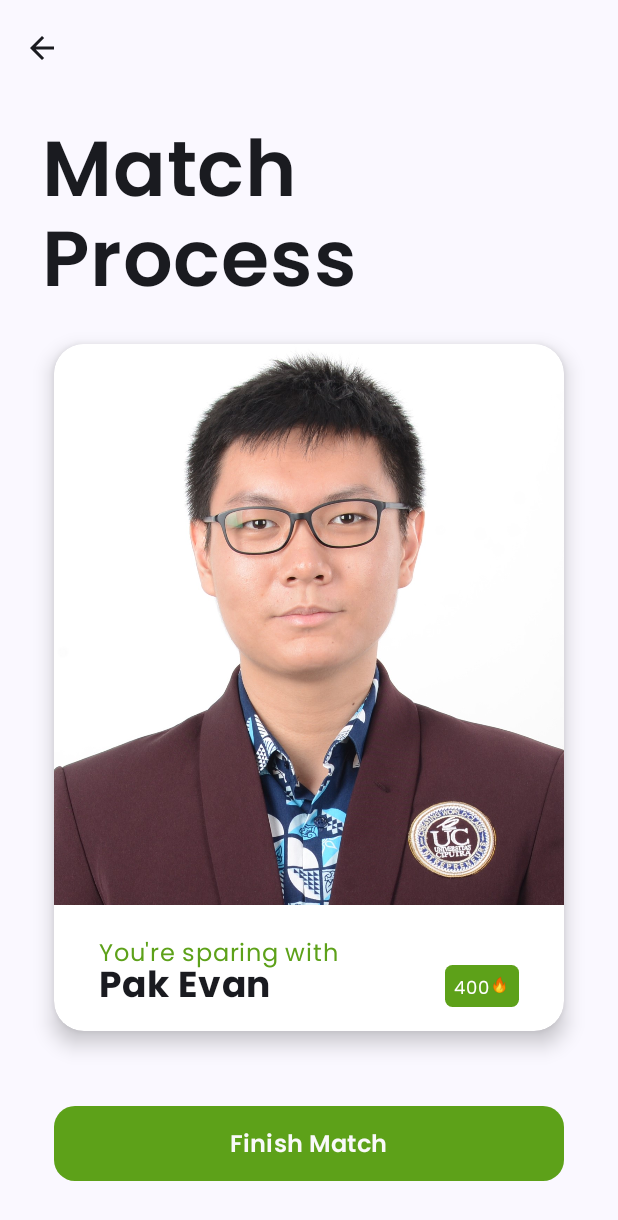
After one commit to hayyaoe/badminton-app, an Android app built with Jetpack Compose: the composable MatchProcessView shown on its own in the app's theme, on a phone screen of 412 x 824 dp. The commit adds this screen. Shown: the top 1220 px of the screen. Run offline under Robolectric (Android 15) with nearby library versions, the phone set to English and light mode, and no system bars.

Commit message:
match view

```diff
--- a/app/src/main/java/com/hayyaoe/badmintonapp/ui/views/auth/CustomButton.kt
+++ b/app/src/main/java/com/hayyaoe/badmintonapp/ui/views/auth/CustomButton.kt
@@ -37,7 +37,7 @@ fun CustomButton(
     Button(
         onClick = onClick,
         colors = ButtonDefaults.buttonColors(Color(0xFF5DA119), Color(0xFFF9F9F9)),
-        modifier = modifier.height(50.dp).fillMaxWidth().padding(horizontal = 50.dp),
+        modifier = modifier.height(50.dp).fillMaxWidth().padding(horizontal = 24.dp),
         shape = RoundedCornerShape(14.dp),
     ) {
         Text(
--- a/app/src/main/java/com/hayyaoe/badmintonapp/ui/views/auth/LoginView.kt
+++ b/app/src/main/java/com/hayyaoe/badmintonapp/ui/views/auth/LoginView.kt
@@ -93,7 +93,7 @@ fun LoginView(){
                         onValueChange = { password = it },
                         label = "Password"
                     )
-                    CustomButton(onClick = { }, content = "LOGIN", Modifier.padding(top = 250.dp))
+                    CustomButton(onClick = { }, content = "LOGIN", Modifier.padding(top = 250.dp,start = 26.dp, end =26.dp))
 
             }
         }
--- a/app/src/main/java/com/hayyaoe/badmintonapp/ui/views/auth/RegisterView.kt
+++ b/app/src/main/java/com/hayyaoe/badmintonapp/ui/views/auth/RegisterView.kt
@@ -133,7 +133,7 @@ fun RegisterView(){
                     options = skillLevels,
                     label = "Skill Level"
                 )
-                CustomButton({}, "REGISTER", Modifier.padding(vertical =20.dp))
+                CustomButton({}, "REGISTER", Modifier.padding(vertical =20.dp, horizontal = 26.dp))
             }
         }
     }
--- a/app/src/main/java/com/hayyaoe/badmintonapp/ui/views/auth/UserDetailsView.kt
+++ b/app/src/main/java/com/hayyaoe/badmintonapp/ui/views/auth/UserDetailsView.kt
@@ -126,7 +126,7 @@ fun UserDetailsView (){
                     KeyboardType.Password
                 )
 
-                CustomButton({}, "REGISTER", Modifier.padding(vertical =60.dp))
+                CustomButton({}, "REGISTER", Modifier.padding(vertical =60.dp, horizontal = 26.dp))
             }
         }
     }
--- /dev/null
+++ b/app/src/main/java/com/hayyaoe/badmintonapp/ui/views/match/MatchProcessView.kt
@@ -0,0 +1,97 @@
+package com.hayyaoe.badmintonapp.ui.views.match
+
+import android.content.res.Configuration
+import androidx.compose.foundation.layout.Box
+import androidx.compose.foundation.layout.Column
+import androidx.compose.foundation.layout.fillMaxHeight
+import androidx.compose.foundation.layout.fillMaxWidth
+import androidx.compose.foundation.layout.padding
+import androidx.compose.foundation.lazy.LazyColumn
+import androidx.compose.material3.ExperimentalMaterial3Api
+import androidx.compose.material3.Scaffold
+import androidx.compose.material3.Text
+import androidx.compose.runtime.Composable
+import androidx.compose.runtime.getValue
+import androidx.compose.runtime.mutableStateOf
+import androidx.compose.runtime.remember
+import androidx.compose.runtime.saveable.rememberSaveable
+import androidx.compose.ui.Modifier
+import androidx.compose.ui.platform.LocalContext
+import androidx.compose.ui.text.font.FontWeight
+import androidx.compose.ui.tooling.preview.Preview
+import androidx.compose.ui.unit.dp
+import androidx.compose.ui.unit.sp
+import androidx.navigation.NavController
+import com.hayyaoe.badmintonapp.navController
+import com.hayyaoe.badmintonapp.ui.views.TopBar
+import com.hayyaoe.badmintonapp.ui.views.auth.CustomButton
+import com.hayyaoe.badmintonapp.ui.views.auth.poppins
+
+@OptIn(ExperimentalMaterial3Api::class)
+@Composable
+fun MatchProcessView(){
+
+    val navController = navController()
+    val context = LocalContext
+
+    val showScore by remember{ mutableStateOf(false) }
+    val scores by remember{ mutableStateOf("")}
+
+@Composable
+fun ScorePopup(){
+
+}
+
+    Box (
+        modifier = Modifier
+    ){
+        Scaffold (
+            topBar = {
+                TopBar(title = "", navController =navController, navIcon = true)
+            },
+            content = {
+                Column (
+                    Modifier
+                        .padding(it)
+                        .padding(12.dp)
+                ) {
+                    LazyColumn(modifier = Modifier){
+                        item {
+                            Text(
+                                text = "Match \nProcess",
+                                lineHeight = 60.sp,
+                                fontSize = 52.sp,
+                                fontWeight = FontWeight.SemiBold,
+                                fontFamily = poppins,
+                                modifier = Modifier.padding(start = 16.dp)
+                            )
+                        }
+                        item {
+                            PlayerCard()
+                        }
+                        item {
+                            CustomButton(onClick = { /*TODO*/ }, content = "Finish Match", modifier = Modifier.padding(top = 30.dp))
+                        }
+                    }
+                }
+            }
+        )
+    }
+}
+
+@Preview(
+    showBackground = true,
+    showSystemUi = false,
+    name = "Dark",
+    uiMode = Configuration.UI_MODE_NIGHT_YES
+)
+@Preview(
+    showBackground = true,
+    showSystemUi = false,
+    name = "Light",
+    uiMode = Configuration.UI_MODE_NIGHT_NO
+)
+@Composable
+private fun matchProcessPreview(){
+MatchProcessView()
+}
--- /dev/null
+++ b/app/src/main/java/com/hayyaoe/badmintonapp/ui/views/match/PlayerCard.kt
@@ -0,0 +1,139 @@
+package com.hayyaoe.badmintonapp.ui.views.match
+
+import android.annotation.SuppressLint
+import android.content.res.Configuration
+import androidx.compose.foundation.Image
+import androidx.compose.foundation.background
+import androidx.compose.foundation.isSystemInDarkTheme
+import androidx.compose.foundation.layout.Arrangement
+import androidx.compose.foundation.layout.Box
+import androidx.compose.foundation.layout.Column
+import androidx.compose.foundation.layout.Row
+import androidx.compose.foundation.layout.aspectRatio
+import androidx.compose.foundation.layout.fillMaxWidth
+import androidx.compose.foundation.layout.offset
+import androidx.compose.foundation.layout.padding
+import androidx.compose.foundation.shape.RoundedCornerShape
+import androidx.compose.material3.Card
+import androidx.compose.material3.CardDefaults
+import androidx.compose.material3.CardElevation
+import androidx.compose.material3.MaterialTheme
+import androidx.compose.material3.Surface
+import androidx.compose.material3.Text
+import androidx.compose.runtime.Composable
+import androidx.compose.ui.Alignment
+import androidx.compose.ui.Modifier
+import androidx.compose.ui.draw.clip
+import androidx.compose.ui.draw.shadow
+import androidx.compose.ui.graphics.Color
+import androidx.compose.ui.layout.ContentScale
+import androidx.compose.ui.res.painterResource
+import androidx.compose.ui.text.font.FontWeight
+import androidx.compose.ui.tooling.preview.Preview
+import androidx.compose.ui.unit.dp
+import androidx.compose.ui.unit.sp
+import com.hayyaoe.badmintonapp.R
+import com.hayyaoe.badmintonapp.ui.theme.BadmintonAppTheme
+import com.hayyaoe.badmintonapp.ui.views.auth.poppins
+
+
+@SuppressLint("ResourceType")
+@Composable
+fun PlayerCard () {
+
+    Card (
+        modifier = Modifier
+            .fillMaxWidth()
+            .padding(horizontal = 24.dp, vertical = 20.dp)
+            .shadow(elevation = 8.dp, shape = RoundedCornerShape(20.dp))
+            .clip(shape = RoundedCornerShape(20.dp)),
+        colors = CardDefaults.cardColors(containerColor = if (isSystemInDarkTheme()) Color.Black else Color.White)
+    ){
+        Column (
+        ){
+            Image(
+                painter = painterResource(id = R.drawable.evan_tanuwijaya__s_kom___m_kom_resize),
+                contentDescription ="Spartner Image",
+                modifier = Modifier
+                    .fillMaxWidth()
+                    .aspectRatio(1 / 1.1f)
+                    .clip(RoundedCornerShape(topStart = 20.dp, topEnd = 20.dp)),
+                contentScale = ContentScale.Crop,
+                alignment = Alignment.TopCenter
+                )
+
+            Row (
+                Modifier.padding(start = 30.dp, end = 30.dp, top = 20.dp, bottom = 5.dp)
+            ){
+                Column (
+                    Modifier.weight(2f)
+                ){
+                    Text(
+                        text = "You're sparing with",
+                        fontFamily = poppins,
+                        fontWeight = FontWeight.Normal,
+                        color = Color(0xFF5DA119)
+                    )
+                    Text(
+                        text = "Pak Evan",
+                        fontFamily = poppins,
+                        fontWeight = FontWeight.Bold,
+                        fontSize = 24.sp,
+                        modifier = Modifier.offset(y = (-8).dp)
+                    )
+                }
+                Column (
+                    Modifier.weight(1f),
+                    horizontalAlignment = Alignment.End,
+                ){
+                    Row(
+                        modifier = Modifier
+                            .padding(top = 20.dp)
+                            .background(Color(0xFF5DA119), RoundedCornerShape(5.dp)),
+                        verticalAlignment = Alignment.CenterVertically
+                        ){
+                        Text(
+                            text = "400",
+                            fontFamily = poppins,
+                            fontSize = 12.sp,
+                            color = Color.White,
+                            modifier= Modifier.padding(top =2.dp, bottom = 2.dp, start = 6.dp).offset(y=1.dp)
+                        )
+                        Text(
+                            text = "\uD83D\uDD25",
+                            fontSize = 10.sp,
+                            modifier= Modifier.padding( end = 6.dp).offset(y= (-1).dp)
+                        )
+                    }
+
+                }
+            }
+
+
+
+        }
+    }
+}
+
+@Preview(
+    showBackground = true,
+    showSystemUi = false,
+    name = "Dark",
+    uiMode = Configuration.UI_MODE_NIGHT_YES
+)
+@Preview(
+    showBackground = true,
+    showSystemUi = false,
+    name = "Light",
+    uiMode = Configuration.UI_MODE_NIGHT_NO
+)
+@Composable
+private fun PlayerCardPreview(){
+    BadmintonAppTheme {
+        Surface(
+            color = MaterialTheme.colorScheme.background
+        ) {
+            PlayerCard()
+        }
+    }
+}
```
Also changed, not shown: app/src/main/java/com/hayyaoe/badmintonapp/ui/views/match/ScorePopup.kt (added, +37 -0 lines), 1 other file.
